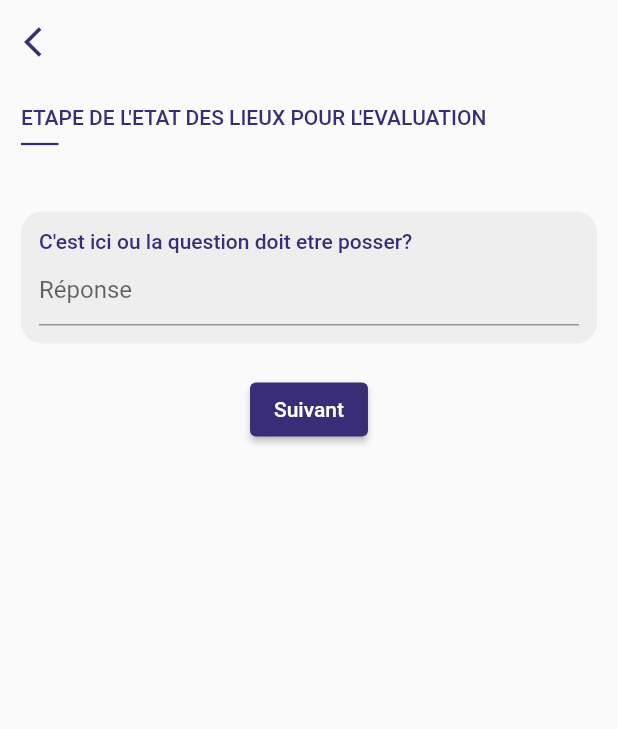
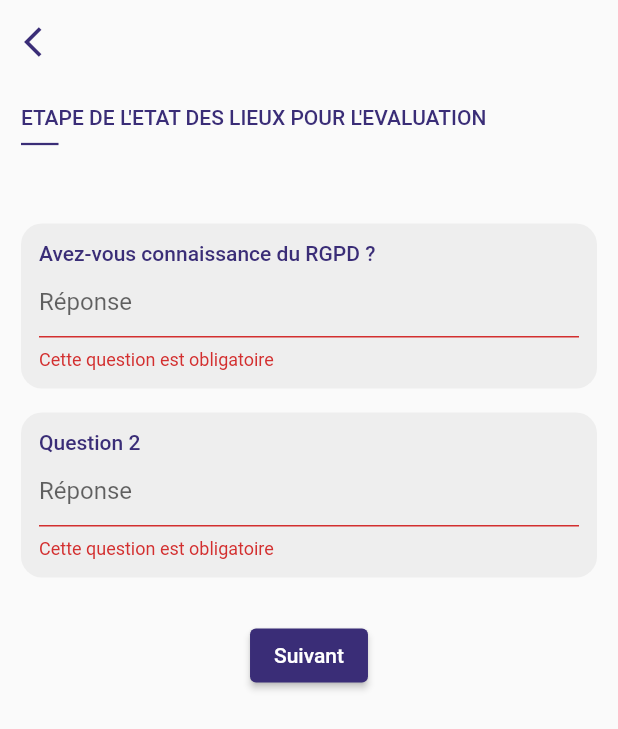
Before and after one commit to abdel7ak96/survey_app, a Flutter app: the screen it shows after launch, scrolled down 576 dp, after a tap on "Suivant", on a phone screen of 412 x 824 dp. Shown: the top 729 px of the screen. Run offline on Flutter 3.47's test engine with Material 2 defaults, Android fonts, the phone set to English and light mode, and no system bars; our stand-ins replace dots_indicator.

Commit message:
Implement Form validation (unanswered questions)

```diff
--- a/lib/main.dart
+++ b/lib/main.dart
@@ -84,7 +84,7 @@ class _QuestionScreenState extends State<QuestionScreen> {
   }
 }
 
-class _FormPart extends StatelessWidget {
+class _FormPart extends StatefulWidget {
   const _FormPart({Key? key, required this.nextPage, this.formTitle = ""})
       : super(key: key);
 
@@ -92,17 +92,25 @@ class _FormPart extends StatelessWidget {
   final String formTitle;
 
   @override
+  __FormPartState createState() => __FormPartState();
+}
+
+class __FormPartState extends State<_FormPart> {
+
+  final _formKey = GlobalKey<FormState>();
+
+  @override
   Widget build(BuildContext context) {
     return SingleChildScrollView(
       child: Padding(
         padding: const EdgeInsets.all(14.0),
         child: Column(crossAxisAlignment: CrossAxisAlignment.start, children: [
-          formTitle != ""
+          widget.formTitle != ""
               ? Container(
                   child: Column(
                     crossAxisAlignment: CrossAxisAlignment.start,
                     children: [
-                      Text(formTitle,
+                      Text(widget.formTitle,
                           style: TextStyle(
                             fontWeight: FontWeight.w500,
                             color: Color.fromRGBO(58, 45, 119, 1),
@@ -120,14 +128,29 @@ class _FormPart extends StatelessWidget {
               // ignore: dead_code
               : SizedBox(height: 35.0),
           SizedBox(height: 35.0),
-          _TextQuestion(),
+          Form(
+            key: _formKey,
+            child: Column(
+              children: [
+                _TextQuestion(
+                  question: "Avez-vous connaissance du RGPD ?",
+                  formKey: _formKey,
+                ),
+                _TextQuestion(
+                  question: "Question 2",
+                  formKey: _formKey,
+                ),
+              ],
+            )
+          ),
           SizedBox(height: 20.0),
           Center(
               child: ElevatedButton(
             onPressed: () {
-              // TODO : Check validator
               // TODO : Save answers to state
-              nextPage();
+              if(_formKey.currentState!.validate()) {
+                widget.nextPage();
+              }
             },
             child: Text("Suivant"),
             style: ElevatedButton.styleFrom(
@@ -140,31 +163,39 @@ class _FormPart extends StatelessWidget {
 }
 
 class _TextQuestion extends StatelessWidget {
-  const _TextQuestion({Key? key}) : super(key: key);
+  const _TextQuestion({Key? key, required this.question, required this.formKey}) : super(key: key);
+
+  final String question;
+  final GlobalKey<FormState> formKey;
 
   @override
   Widget build(BuildContext context) {
     return Container(
+      margin: EdgeInsets.symmetric(vertical: 8.0),
       padding: EdgeInsets.all(12.0),
       decoration: BoxDecoration(
           borderRadius: BorderRadius.circular(14.0), color: Colors.grey[200]),
-      child: Form(
       child: Column(
         crossAxisAlignment: CrossAxisAlignment.start,
         children: [
           Text(
-              "C'est ici ou la question doit etre posser?",
+            question,
             style: TextStyle(
                 color: Color.fromRGBO(58, 45, 119, 1),
                 fontWeight: FontWeight.w500,
                 fontSize: 14.0),
           ),
           TextFormField(
+            validator: (value) {
+              if(value == null || value.isEmpty) {
+                return "Cette question est obligatoire";
+              }
+              return null;
+            },
             decoration: InputDecoration(hintText: "Réponse"),
           )
         ],
       ),
-      ),
     );
   }
 }
```
Lines whose indentation alone changed are shown as unchanged.
